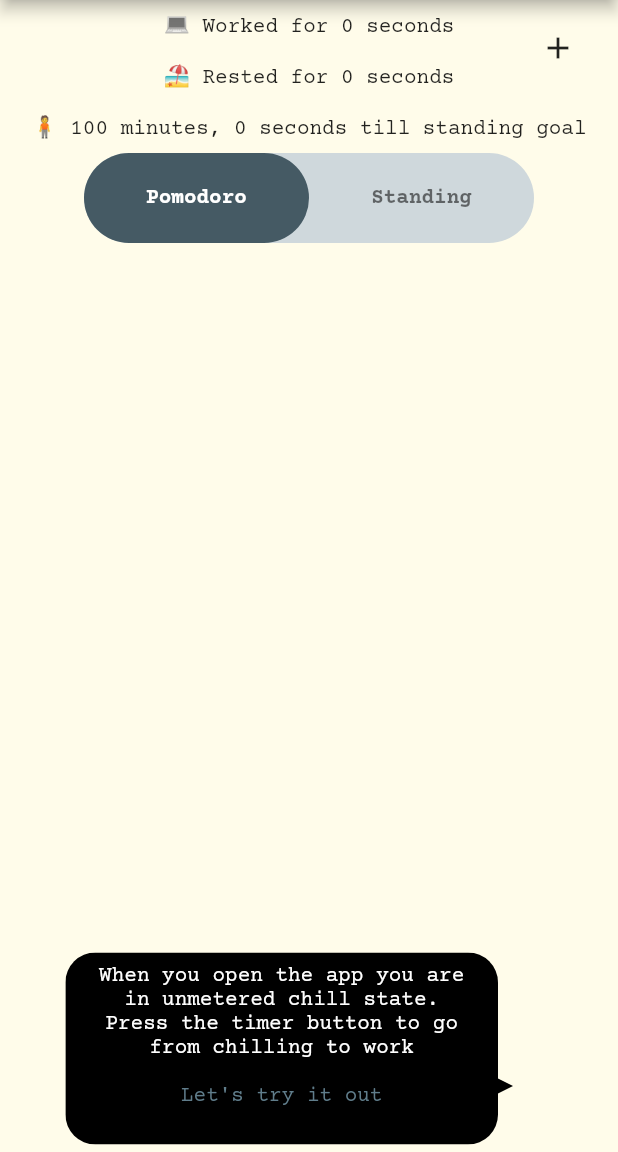
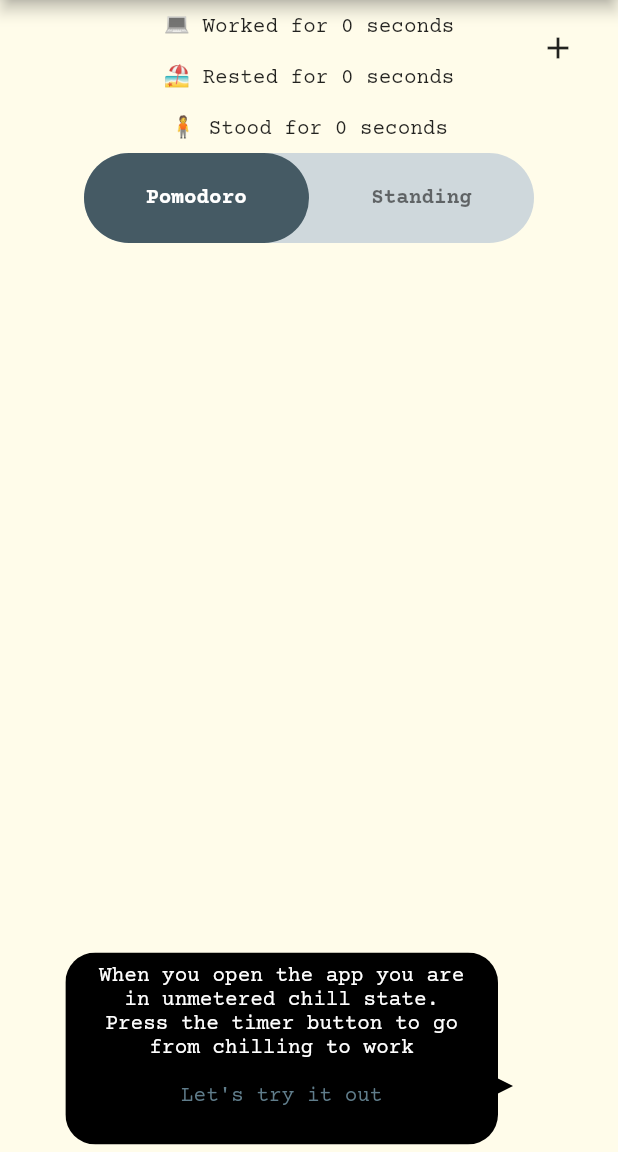
Before and after one commit to aleks-tpom6oh/cododoro, a Flutter app: the StatsScreen screen opened directly, on a phone screen of 412 x 824 dp, the part 84-1236 px from its top. Run offline on Flutter 3.47's test engine with Material 2 defaults, Android fonts, the phone set to English and light mode, and no system bars; our stand-ins replace confetti, flutter_local_notifications, flutter_native_timezone, just_audio, shared_preferences, timezone; missing offline and left inert: cododoro_macos_module, mixpanel_analytics, platform_device_id, platform_info; accounts and stored records are empty; statements that could not run were skipped.

Commit message:
Show total stand time on the stats screen

```diff
--- a/lib/widgets/StatsScreen.dart
+++ b/lib/widgets/StatsScreen.dart
@@ -1,5 +1,4 @@
 import 'package:cododoro/storage/NotificationsSchedule.dart';
-import 'package:cododoro/storage/Settings.dart';
 import 'package:cododoro/widgets/views/StatsListToggleButton.dart';
 import 'package:flutter/material.dart';
 import 'package:cododoro/storage/HistoryRepository.dart';
@@ -22,7 +21,6 @@ class _StatsScreenState extends State<StatsScreen> {
   @override
   Widget build(BuildContext context) {
     final historyRepository = context.watch<HistoryRepository>();
-    final settings = context.read<Settings>();
 
     final todayIntervals = historyRepository.getTodayIntervals();
 
@@ -32,42 +30,27 @@ class _StatsScreenState extends State<StatsScreen> {
       ),
       body: Center(
           child: FutureBuilder(
-              future: settings.targetStandingMinutes,
-              builder:
-                  (context, AsyncSnapshot<int> targetStandingMinutesSnapshot) {
-                return FutureBuilder(
-                    future: todayIntervals,
-                    builder: (BuildContext context,
-                        AsyncSnapshot<Iterable<StoredInterval>>
-                            todayIntervalsSnapshot) {
-                      return screenContents(
-                          todayIntervalsSnapshot,
-                          targetStandingMinutesSnapshot,
-                          context,
-                          historyRepository);
-                    });
+              future: todayIntervals,
+              builder: (BuildContext context,
+                  AsyncSnapshot<Iterable<StoredInterval>>
+                      todayIntervalsSnapshot) {
+                return screenContents(
+                    todayIntervalsSnapshot, context, historyRepository);
               })),
     );
   }
 
   Widget screenContents(
       AsyncSnapshot<Iterable<StoredInterval>> todayIntervalsSnapshot,
-      AsyncSnapshot<int> targetStandingMinutesSnapshot,
       BuildContext context,
       HistoryRepository historyRepository) {
-    final targetStandingMinutes = targetStandingMinutesSnapshot.data;
-    if (todayIntervalsSnapshot.hasData && targetStandingMinutes != null) {
-      final targetStandingMinutesDuration =
-          Duration(minutes: targetStandingMinutes);
-
+    if (todayIntervalsSnapshot.hasData) {
       final workDuration = calculateTimeForIntervalType(
           todayIntervalsSnapshot.data, IntervalType.work);
       final restDuration = calculateTimeForIntervalType(
           todayIntervalsSnapshot.data, IntervalType.rest);
       final standingDuration = calculateTimeForIntervalType(
           todayIntervalsSnapshot.data, IntervalType.stand);
-
-      final standTimeTillGoal = targetStandingMinutesDuration - standingDuration;
 
       return Stack(
         children: [
@@ -104,9 +87,7 @@ class _StatsScreenState extends State<StatsScreen> {
               ),
               Padding(
                 padding: const EdgeInsets.all(8.0),
-                child: Text(standTimeTillGoal > Duration(hours: 0)
-                    ? "🧍 ${standTimeTillGoal.toMsString()} till standing goal"
-                    : "🎉 You reached your standing goal!"),
+                child: Text("🧍 Stood for ${standingDuration.toMsString()}"),
               ),
               StatsListToggleButton(onToggle: (listState) {
                 setState(() {
```
